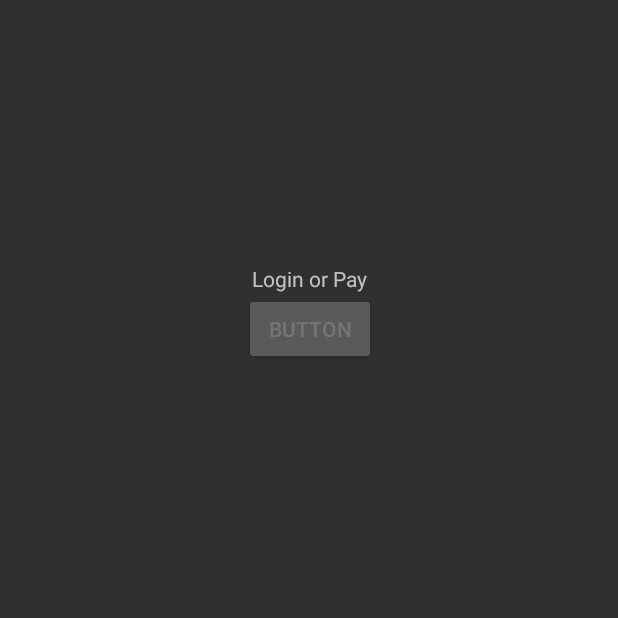
After one commit to lsteamer/SumUp-Minimal-Todo, an Android app: the SumUpPaymentActivity screen opened directly, with no data from a screen before it, on a phone screen of 412 x 824 dp, the top half of it. The commit adds this screen. Run offline under Robolectric (Android 15) with nearby library versions, the phone set to English and light mode, and no system bars; libraries missing offline, so code that uses them is left out: com.sumup.merchant; 3 statements that could not run were skipped.

Commit message:
03 - Payments are possible, limited app functionality.

```diff
--- a/app/build.gradle
+++ b/app/build.gradle
@@ -50,4 +50,5 @@ dependencies {
     compile 'com.sumup:merchant-sdk:3.0.0'
 
     // implementation 'com.android.support.constraint:constraint-layout:1.0.2'
+    compile 'com.android.support.constraint:constraint-layout:1.0.2'
 }
--- a/app/src/main/java/com/example/avjindersinghsekhon/minimaltodo/About/AboutActivity.java
+++ b/app/src/main/java/com/example/avjindersinghsekhon/minimaltodo/About/AboutActivity.java
@@ -15,7 +15,6 @@ import android.widget.TextView;
 
 import com.example.avjindersinghsekhon.minimaltodo.Analytics.AnalyticsApplication;
 import com.example.avjindersinghsekhon.minimaltodo.AppDefault.AppDefaultActivity;
-import com.example.avjindersinghsekhon.minimaltodo.Donation.DonationFragment;
 import com.example.avjindersinghsekhon.minimaltodo.Main.MainFragment;
 import com.example.avjindersinghsekhon.minimaltodo.R;
 
--- a/app/src/main/java/com/example/avjindersinghsekhon/minimaltodo/Donation/DonationActivity.java
+++ b/app/src/main/java/com/example/avjindersinghsekhon/minimaltodo/Donation/DonationActivity.java
@@ -1,13 +1,11 @@
 package com.example.avjindersinghsekhon.minimaltodo.Donation;
 
-import android.content.pm.PackageInfo;
 import android.graphics.Color;
 import android.graphics.PorterDuff;
 import android.graphics.drawable.Drawable;
 import android.support.annotation.NonNull;
 import android.support.v4.app.Fragment;
 import android.support.v4.app.NavUtils;
-import android.support.v7.app.AppCompatActivity;
 import android.os.Bundle;
 import android.support.v7.widget.Toolbar;
 import android.util.Log;
--- a/app/src/main/java/com/example/avjindersinghsekhon/minimaltodo/Main/MainActivity.java
+++ b/app/src/main/java/com/example/avjindersinghsekhon/minimaltodo/Main/MainActivity.java
@@ -5,10 +5,8 @@ import android.os.Bundle;
 import android.support.annotation.NonNull;
 import android.support.v4.app.Fragment;
 import android.support.v7.app.ActionBar;
-import android.support.v7.app.AlertDialog;
 import android.view.Menu;
 import android.view.MenuItem;
-import android.view.View;
 
 import com.example.avjindersinghsekhon.minimaltodo.About.AboutActivity;
 import com.example.avjindersinghsekhon.minimaltodo.AppDefault.AppDefaultActivity;
@@ -17,6 +15,7 @@ import com.example.avjindersinghsekhon.minimaltodo.R;
 import com.example.avjindersinghsekhon.minimaltodo.Settings.SettingsActivity;
 
 public class MainActivity extends AppDefaultActivity {
+
 
     protected void onCreate(Bundle savedInstanceState) {
         super.onCreate(savedInstanceState);
--- /dev/null
+++ b/app/src/main/java/com/example/avjindersinghsekhon/minimaltodo/SumUpPaymentActivity.java
@@ -0,0 +1,125 @@
+package com.example.avjindersinghsekhon.minimaltodo;
+
+import android.app.Activity;
+import android.content.Intent;
+import android.os.Bundle;
+import android.support.annotation.Nullable;
+import android.util.Log;
+import android.view.View;
+import android.widget.Button;
+
+import com.example.avjindersinghsekhon.minimaltodo.Main.MainActivity;
+import com.sumup.merchant.api.SumUpAPI;
+import com.sumup.merchant.api.SumUpLogin;
+import com.sumup.merchant.api.SumUpPayment;
+
+import java.math.BigDecimal;
+import java.util.UUID;
+
+public class SumUpPaymentActivity extends Activity {
+
+
+
+    // public static final global variables
+    public static final int REQUEST_CODE_LOGIN = 1;
+    public static final int REQUEST_CODE_PAYMENT = 2;
+    public static final int REQUEST_CODE_PAYMENT_SETTINGS = 3;
+
+    public static final String EXTRA_CODE = "EXTRA_PAYMENT_AMOUNT";
+
+
+    private Button sumUpButton;
+
+    private boolean loggedIn = false;
+
+
+
+    @Override
+    protected void onCreate(@Nullable Bundle savedInstanceState) {
+        super.onCreate(savedInstanceState);
+        setContentView(R.layout.activity_sumup);
+
+        sumUpButton = (Button) findViewById(R.id.estebutton);
+
+
+        final String payableAmount =  getIntent().getExtras().getString(EXTRA_CODE);
+
+        if(!loggedIn){
+            sumUpLogin();
+        }
+
+        sumUpButton.setOnClickListener(new View.OnClickListener(){
+            @Override
+            public void onClick(View view) {
+                if(loggedIn)
+                    makePayment(payableAmount);
+                else
+                    sumUpLogin();
+
+            }
+        });
+
+        Log.d("Payment Information", " "+ loggedIn);
+    }
+
+
+    // Gets the amount from the bundle, as a String, and returns a float
+    public float getAmountToFloat(){
+        String string =  getIntent().getExtras().getString(EXTRA_CODE);
+
+        return Float.parseFloat(string);
+    }
+
+    // Logging in
+    public void sumUpLogin(){
+        Log.d("SumUp","sumUpLogin area");
+
+        SumUpLogin sumupLogin = SumUpLogin.builder("72cc96a1-1e06-43c0-8380-5413aa60585e").build();
+        SumUpAPI.openLoginActivity(this, sumupLogin, REQUEST_CODE_LOGIN);
+    }
+
+    public void makePayment(String amount){
+
+
+
+
+        SumUpPayment payment = SumUpPayment.builder()
+                // mandatory parameters
+                .total(new BigDecimal(amount)) // minimum 1.00
+                .currency(SumUpPayment.Currency.EUR)
+                // optional: add details
+                .title("Donation to Minimal")
+                // optional: foreign transaction ID, must be unique!
+                .foreignTransactionId(UUID.randomUUID().toString()) // can not exceed 128 chars
+                .build();
+
+        SumUpAPI.checkout(this, payment, REQUEST_CODE_PAYMENT);
+
+    }
+
+    @Override
+    protected void onActivityResult(int requestCode, int resultCode, Intent data) {
+
+        Log.d("SumUp","On Result Area");
+
+        switch (requestCode) {
+            case REQUEST_CODE_LOGIN:
+                if (data != null) {
+                    Bundle extra = data.getExtras();
+                    if(1 == extra.getInt(SumUpAPI.Response.RESULT_CODE)){
+                        loggedIn = true;
+                    }
+                }
+                break;
+            case REQUEST_CODE_PAYMENT:
+                if(data != null) {
+
+                }
+
+        }
+    }
+
+    public boolean getLogInStatus(){
+        return loggedIn;
+    }
+}
--- /dev/null
+++ b/app/src/main/res/layout/activity_sumup.xml
@@ -0,0 +1,28 @@
+<?xml version="1.0" encoding="utf-8"?>
+<android.support.constraint.ConstraintLayout
+    xmlns:android="http://schemas.android.com/apk/res/android"
+    xmlns:app="http://schemas.android.com/apk/res-auto"
+    xmlns:tools="http://schemas.android.com/tools"
+    android:layout_width="match_parent"
+    android:layout_height="match_parent">
+
+
+    <TextView
+        android:id="@+id/textView"
+        android:layout_width="wrap_content"
+        android:layout_height="wrap_content"
+        android:layout_marginTop="176dp"
+        android:text="Login or Pay"
+        app:layout_constraintEnd_toEndOf="parent"
+        app:layout_constraintStart_toStartOf="parent"
+        app:layout_constraintTop_toTopOf="parent" />
+
+    <Button
+        android:id="@+id/estebutton"
+        android:layout_width="wrap_content"
+        android:layout_height="wrap_content"
+        android:text="Button"
+        app:layout_constraintEnd_toEndOf="@+id/textView"
+        app:layout_constraintStart_toStartOf="@+id/textView"
+        app:layout_constraintTop_toBottomOf="@+id/textView" />
+</android.support.constraint.ConstraintLayout>
```
Also changed, not shown: app/src/main/AndroidManifest.xml (+7 -2 lines), app/src/main/java/com/example/avjindersinghsekhon/minimaltodo/Donation/DonationFragment.java (+32 -27 lines), app/src/main/res/layout/fragment_donate.xml (+96 -3 lines), app/src/main/res/values/strings.xml (+15 -7 lines), app/src/main/res/values/styles.xml (+18 -0 lines).
